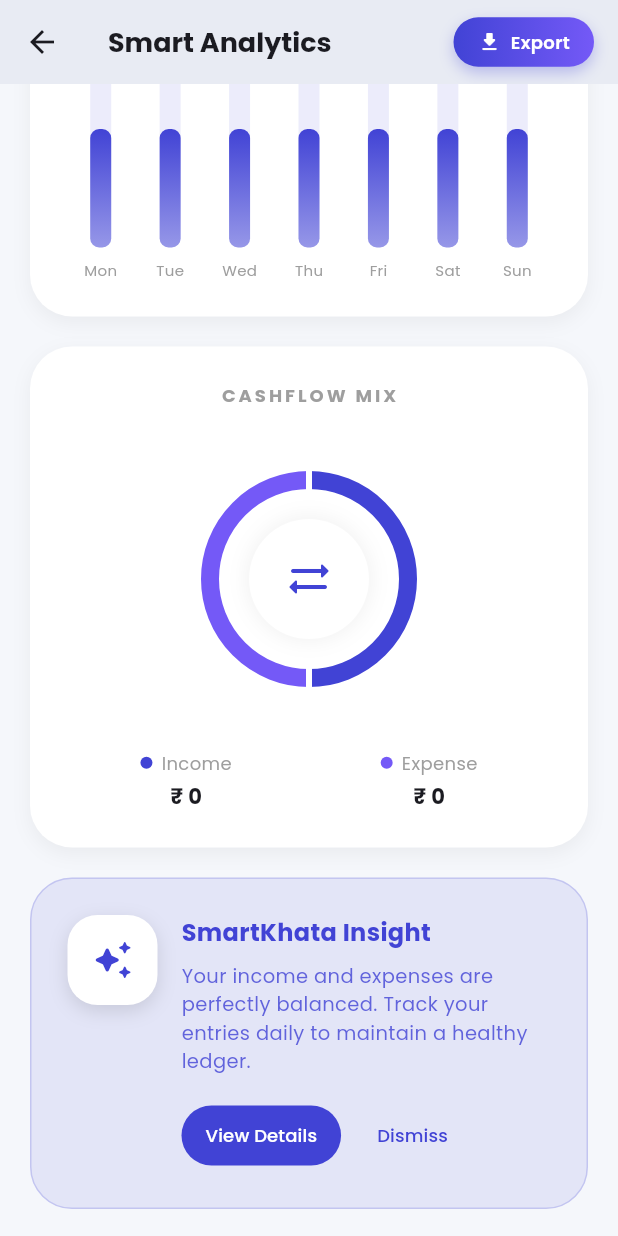
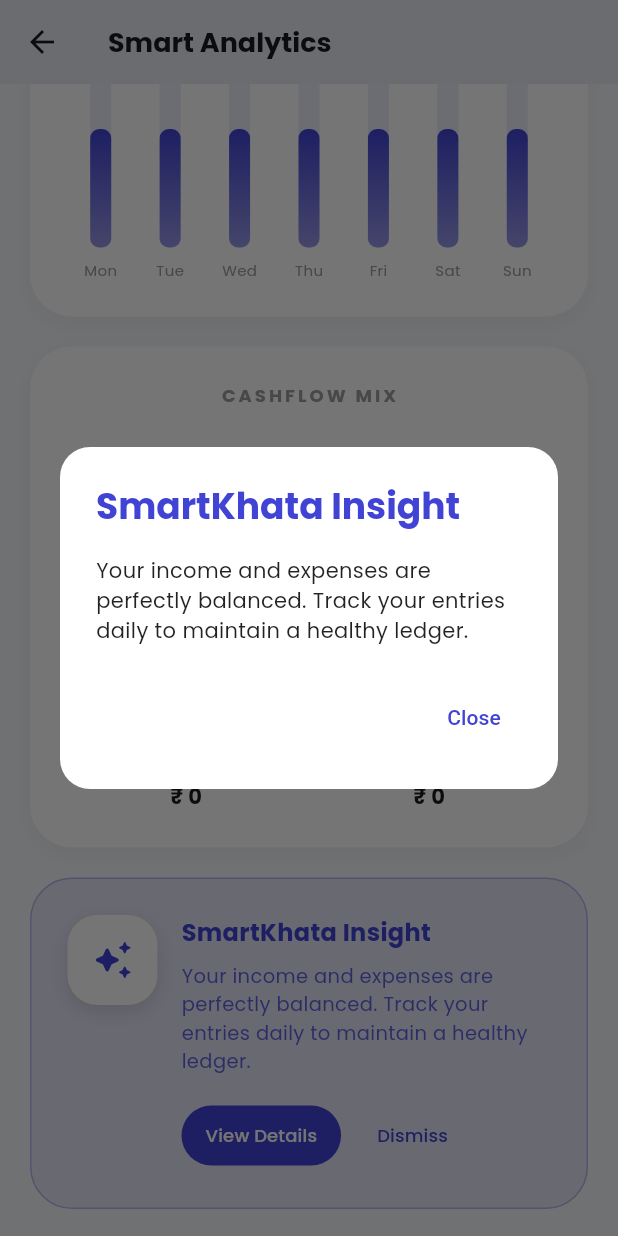
Before and after one commit to Z-oss-tech/Cashbook-UI, a Flutter app: the ReportsScreen screen opened directly, scrolled down 576 dp, after a tap on "View Details", on a phone screen of 412 x 824 dp. Run offline on Flutter 3.47's test engine with Material 3 defaults, Android fonts, the phone set to English and light mode, and no system bars; drawn by our look-alikes of fl_chart; our stand-ins replace animate_do, csv, file_picker, flutter_contacts, flutter_local_notifications, google_fonts and 12 more; accounts and stored records are empty; network calls fail.

Commit message:
feat: enhance report insights and update voice entry examples

```diff
--- a/lib/screens/reports/reports_screen.dart
+++ b/lib/screens/reports/reports_screen.dart
@@ -14,10 +14,17 @@
 import 'package:intl/intl.dart';
 import 'cherry_reports_components.dart';
 
-class ReportsScreen extends StatelessWidget {
+class ReportsScreen extends StatefulWidget {
   final String? cashbookName;
 
   const ReportsScreen({super.key, this.cashbookName});
+
+  @override
+  State<ReportsScreen> createState() => _ReportsScreenState();
+}
+
+class _ReportsScreenState extends State<ReportsScreen> {
+  bool _showInsight = true;
 
   String formatCurrency(double amount) {
     final String sign = amount < 0 ? '-' : '';
@@ -55,8 +62,8 @@
     final isDefault = settings.appTheme == 'Default';
 
     final allRecords = recordProvider.records;
-    final records = cashbookName != null
-        ? allRecords.where((r) => r.cashbookName == cashbookName).toList()
+    final records = widget.cashbookName != null
+        ? allRecords.where((r) => r.cashbookName == widget.cashbookName).toList()
         : allRecords;
 
     final double totalReceived = records
@@ -89,68 +96,9 @@
         backgroundColor: Colors.transparent,
         elevation: 0,
         title: Text(
-          cashbookName != null ? "$cashbookName Reports" : "Smart Analytics",
+          widget.cashbookName != null ? "${widget.cashbookName} Reports" : "Smart Analytics",
           style: GoogleFonts.poppins(fontWeight: FontWeight.bold, fontSize: 18),
         ),
-        actions: [
-          Container(
-            margin: const EdgeInsets.only(right: 16, top: 8, bottom: 8),
-            decoration: BoxDecoration(
-              gradient: isDefault
-                  ? const LinearGradient(
-                      colors: [Color(0xFF4143D5), Color(0xFF7459F7)],
-                    )
-                  : premiumTheme.gradient,
-              borderRadius: BorderRadius.circular(20),
-              boxShadow: [
-                BoxShadow(
-                  color:
-                      (isDefault
-                              ? const Color(0xFF4143D5)
-                              : premiumTheme.primaryColor)
-                          .withValues(alpha: 0.3),
-                  blurRadius: 8,
-                  offset: const Offset(0, 4),
-                ),
-              ],
-            ),
-            child: Material(
-              color: Colors.transparent,
-              child: InkWell(
-                borderRadius: BorderRadius.circular(20),
-                onTap: () {
-                  HapticFeedback.lightImpact();
-                  ExportHelper.showExportOptions(context);
-                },
-                child: Padding(
-                  padding: const EdgeInsets.symmetric(
-                    horizontal: 16,
-                    vertical: 8,
-                  ),
-                  child: Row(
-                    mainAxisSize: MainAxisSize.min,
-                    children: [
-                      const Icon(
-                        Icons.download_rounded,
-                        size: 16,
-                        color: Colors.white,
-                      ),
-                      const SizedBox(width: 6),
-                      Text(
-                        "Export",
-                        style: GoogleFonts.poppins(
-                          color: Colors.white,
-                          fontSize: 12,
-                          fontWeight: FontWeight.w600,
-                        ),
-                      ),
-                    ],
-                  ),
-                ),
-              ),
-            ),
-          ),
-        ],
       ),
       body: settings.appTheme == 'Cherry Blossom'
           ? FloatingPetalsBackground(
@@ -343,6 +291,7 @@
                       const SizedBox(height: 20),
 
                       // 4. AI Insight Card
+                      if (_showInsight)
                         _buildInsightCard(
                           context,
                           totalReceived,
@@ -351,8 +300,7 @@
                           premiumTheme,
                           isDefault,
                         ),
-
-                      const SizedBox(height: 32),
+                      if (_showInsight) const SizedBox(height: 24),
 
                       // 5. Key Events
                       Row(
@@ -863,6 +811,9 @@
     final primaryColor = isDefault
         ? const Color(0xFF4143D5)
         : premiumTheme.primaryColor;
+    final isDark = Theme.of(context).brightness == Brightness.dark;
+    final textColor = isDark ? Colors.white : primaryColor;
+    final subTextColor = isDark ? Colors.white70 : primaryColor.withValues(alpha: 0.8);
 
     String insightText = "";
     if (balance > 0) {
@@ -879,19 +830,19 @@
     return Container(
       padding: const EdgeInsets.all(24),
       decoration: BoxDecoration(
-        color: primaryColor.withValues(alpha: 0.1),
+        color: isDark ? primaryColor.withValues(alpha: 0.2) : primaryColor.withValues(alpha: 0.1),
         borderRadius: BorderRadius.circular(28),
-        border: Border.all(color: primaryColor.withValues(alpha: 0.2)),
+        border: Border.all(color: primaryColor.withValues(alpha: 0.3)),
       ),
       child: Row(
         crossAxisAlignment: CrossAxisAlignment.start,
         children: [
           Container(
             padding: const EdgeInsets.all(16),
-            decoration: const BoxDecoration(
-              color: Colors.white,
-              borderRadius: BorderRadius.all(Radius.circular(20)),
-              boxShadow: [
+            decoration: BoxDecoration(
+              color: isDark ? Colors.white10 : Colors.white,
+              borderRadius: const BorderRadius.all(Radius.circular(20)),
+              boxShadow: const [
                 BoxShadow(
                   color: Colors.black12,
                   blurRadius: 10,
@@ -901,7 +852,7 @@
             ),
             child: Icon(
               Icons.auto_awesome_rounded,
-              color: primaryColor,
+              color: isDark ? Colors.white : primaryColor,
               size: 28,
             ),
           ),
@@ -915,7 +866,7 @@
                   style: GoogleFonts.poppins(
                     fontSize: 16,
                     fontWeight: FontWeight.bold,
-                    color: primaryColor,
+                    color: textColor,
                   ),
                 ),
                 const SizedBox(height: 8),
@@ -923,7 +874,7 @@
                   insightText,
                   style: GoogleFonts.poppins(
                     fontSize: 13,
-                    color: primaryColor.withValues(alpha: 0.8),
+                    color: subTextColor,
                     height: 1.5,
                   ),
                 ),
@@ -931,7 +882,40 @@
                 Row(
                   children: [
                     ElevatedButton(
-                      onPressed: () {},
+                      onPressed: () {
+                        showDialog(
+                          context: context,
+                          builder: (context) => AlertDialog(
+                            backgroundColor: Theme.of(context).cardColor,
+                            title: Text(
+                              "SmartKhata Insight",
+                              style: GoogleFonts.poppins(
+                                fontWeight: FontWeight.bold,
+                                color: textColor,
+                              ),
+                            ),
+                            content: Text(
+                              insightText,
+                              style: GoogleFonts.poppins(
+                                fontSize: 14,
+                                color: isDark ? Colors.white : Colors.black87,
+                              ),
+                            ),
+                            actions: [
+                              TextButton(
+                                onPressed: () => Navigator.pop(context),
+                                child: Text(
+                                  "Close",
+                                  style: TextStyle(color: primaryColor),
+                                ),
+                              ),
+                            ],
+                            shape: RoundedRectangleBorder(
+                              borderRadius: BorderRadius.circular(20),
+                            ),
+                          ),
+                        );
+                      },
                       style: ElevatedButton.styleFrom(
                         backgroundColor: primaryColor,
                         foregroundColor: Colors.white,
@@ -951,9 +935,13 @@
                     ),
                     const SizedBox(width: 12),
                     TextButton(
-                      onPressed: () {},
+                      onPressed: () {
+                        setState(() {
+                          _showInsight = false;
+                        });
+                      },
                       style: TextButton.styleFrom(
-                        foregroundColor: primaryColor,
+                        foregroundColor: isDark ? Colors.white70 : primaryColor,
                       ),
                       child: Text(
                         "Dismiss",
--- a/lib/screens/voice/voice_entry_screen.dart
+++ b/lib/screens/voice/voice_entry_screen.dart
@@ -640,15 +640,15 @@
                             physics: const BouncingScrollPhysics(),
                             children: [
                               _buildSuggestionChip(
-                                'Try: "Received salary 50000"',
+                                'Try: "Received salary 50000 in General book"',
                                 isDark,
                               ),
                               _buildSuggestionChip(
-                                'Try: "Paid Rent 15000"',
+                                'Try: "Paid 15000 for rent from personal account"',
                                 isDark,
                               ),
                               _buildSuggestionChip(
-                                'Try: "Stock investment 2000"',
+                                'Try: "Bought pizza for 500 in food khata"',
                                 isDark,
                               ),
                             ],
```
Lines whose indentation alone changed are shown as unchanged.
